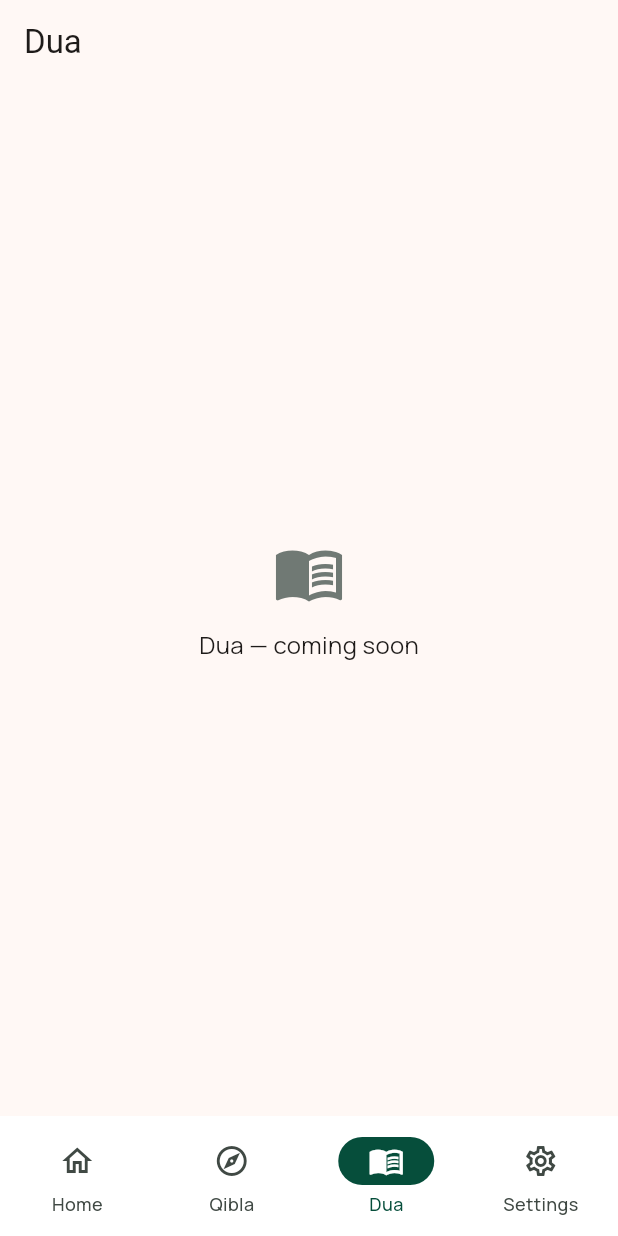
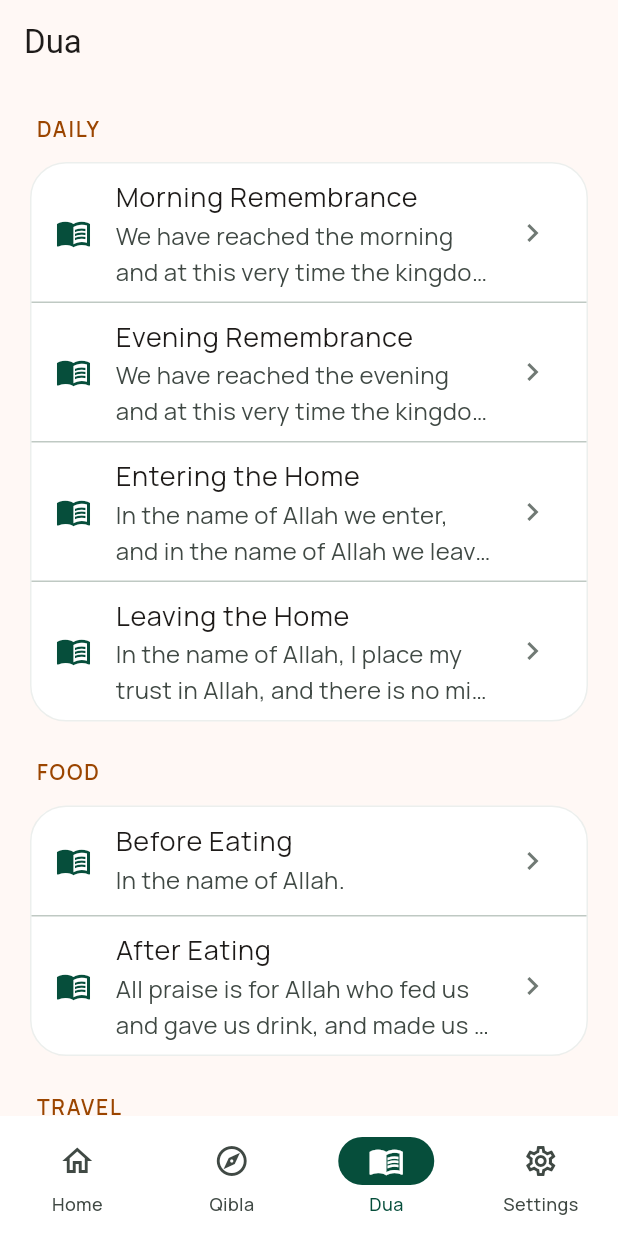
Before and after one commit to mosfeqanik/salate_time, a Flutter app: the AppShell screen opened by its route, item 3 of the bottom bar chosen, on a phone screen of 412 x 824 dp. Run offline on Flutter 3.47's test engine with Material 3 defaults, Android fonts, the light colour scheme and no system bars; our stand-ins replace dio, go_router, google_fonts, shared_preferences; accounts and stored records are empty; network calls fail.

Commit message:
feat(dua): add dua list and detail screens with model integration

````diff
--- /dev/null
+++ b/lib/features/auth/data/models/unsubscribe_response.dart
@@ -0,0 +1,99 @@
+/// Parsed payload from `POST unsubscribe.php`.
+///
+/// Mirrors the shape documented by the user's sample response:
+/// ```
+/// {
+///   "success": true,
+///   "subscriberId": "tel:8801676667735",
+///   "action": "0",
+///   "version": "1.0",
+///   "statusCode": "S1000",
+///   "statusDetail": "Success",
+///   "subscriptionStatus": "UNREGISTERED",
+///   "rawResponse": "{...}"
+/// }
+/// ```
+///
+/// Doubles as both DTO and UI-facing entity (v1 skips a separate domain
+/// layer — see docs/architecture.md).
+class UnsubscribeResponse {
+  const UnsubscribeResponse({
+    this.success,
+    this.subscriberId,
+    this.action,
+    this.version,
+    this.statusCode,
+    this.statusDetail,
+    this.subscriptionStatus,
+    this.rawResponse,
+  });
+
+  /// Whether the server accepted the unsubscribe request. Parsed
+  /// tolerantly: PHP backends commonly serialize booleans as `1`/`0`
+  /// rather than `true`/`false`, so accept either.
+  final bool? success;
+
+  /// Subscriber id the backend keyed the unsubscribe to
+  /// (e.g. `"tel:8801676667735"`).
+  final String? subscriberId;
+
+  /// Server-reported action code (e.g. `"0"` for unsubscribe).
+  final String? action;
+
+  /// Backend API version reported in the response.
+  final String? version;
+
+  /// Application-defined status code. `"S1000"` means success; other
+  /// values are failures. Use [isSuccess] rather than checking the
+  /// field directly.
+  final String? statusCode;
+
+  /// Long-form status description (e.g. `"Success"` on S1000, or the
+  /// error message on an E* code).
+  final String? statusDetail;
+
+  /// Subscription lifecycle state after the unsubscribe
+  /// (e.g. `"UNREGISTERED"`).
+  final String? subscriptionStatus;
+
+  /// Server's raw response string (often a nested JSON blob as a string).
+  final String? rawResponse;
+
+  /// `true` only when the backend reports `statusCode == "S1000"`. Single
+  /// source of truth for "unsubscribe succeeded" — call sites should not
+  /// check the field directly. Use the getter, not the raw field.
+  bool get isSuccess => statusCode == 'S1000';
+
+  /// Returns the persisted phone number form: [subscriberId] with any
+  /// leading `"tel:"` prefix removed. Returns `null` when no subscriberId
+  /// is present.
+  String? get persistedPhoneNumber {
+    final id = subscriberId;
+    if (id == null) return null;
+    return id.startsWith('tel:') ? id.substring(4) : id;
+  }
+
+  factory UnsubscribeResponse.fromJson(Map<String, dynamic> json) {
+    return UnsubscribeResponse(
+      success: _parseBool(json['success']),
+      subscriberId: json['subscriberId'] as String?,
+      action: json['action'] as String?,
+      version: json['version'] as String?,
+      statusCode: json['statusCode'] as String?,
+      statusDetail: json['statusDetail'] as String?,
+      subscriptionStatus: json['subscriptionStatus'] as String?,
+      rawResponse: json['rawResponse'] as String?,
+    );
+  }
+
+  static bool? _parseBool(Object? raw) {
+    if (raw is bool) return raw;
+    if (raw is num) return raw != 0;
+    if (raw is String) {
+      final lower = raw.toLowerCase();
+      if (lower == 'true' || lower == '1') return true;
+      if (lower == 'false' || lower == '0') return false;
+    }
+    return null;
+  }
+}
--- a/lib/features/auth/presentation/providers/auth_provider.dart
+++ b/lib/features/auth/presentation/providers/auth_provider.dart
@@ -2,6 +2,7 @@
 
 import '../../data/auth_repository.dart';
 import '../../data/models/send_otp_response.dart';
+import '../../data/models/unsubscribe_response.dart';
 import '../../data/models/verify_otp_response.dart';
 
 enum AuthStatus { unknown, authenticated, unauthenticated }
@@ -50,6 +51,12 @@
   /// (`"S1000"` for success), `statusDetail`, `subscriptionStatus`, and
   /// `subscriberId`.
   VerifyOtpResponse? lastVerifyOtpResponse;
+
+  /// The most recent server response for an `unsubscribe` call (fired
+  /// during logout). `null` until the user logs out for the first time,
+  /// or if the backend was unreachable — in which case local logout still
+  /// succeeds (see [AuthRepository.unsubscribe]).
+  UnsubscribeResponse? lastUnsubscribeResponse;
 
   Future<void> _restore() async {
     final authenticated = await _repository.isAuthenticated();
@@ -145,7 +152,16 @@
   }
 
   Future<void> logout() async {
+    // Tell the backend to unregister this number before clearing local
+    // state. The repository treats this as best-effort: a network failure
+    // returns null and local logout still completes, so the user is never
+    // stranded by a flaky connection.
+    final unsubscribeResult =
+        await _repository.unsubscribe(phoneNumber: phoneNumber ?? '');
+    lastUnsubscribeResponse = unsubscribeResult;
+
     await _repository.logout();
+
     phoneNumber = null;
     pendingPhoneNumber = null;
     loginStep = LoginStep.enterPhone;
--- /dev/null
+++ b/lib/features/dua/data/dua_repository.dart
@@ -0,0 +1,220 @@
+import 'models/dua.dart';
+
+/// Static, in-memory source of duas for the Dua tab.
+///
+/// The list is curated and hardcoded for the first version. Each entry uses
+/// widely-cited wording from Sahih al-Bukhari, Sahih Muslim, Sunan Abi Dawud,
+/// and Riyad as-Salihin. Translations are short and indicative.
+class DuaRepository {
+  const DuaRepository();
+
+  /// All duas in display order, grouped by [Dua.category].
+  List<Dua> getAll() => _duas;
+
+  /// Returns categories that actually have at least one dua, in first-seen
+  /// order. Used to render section headers without showing empty groups.
+  List<String> categories() {
+    final seen = <String>{};
+    final ordered = <String>[];
+    for (final d in _duas) {
+      if (seen.add(d.category)) ordered.add(d.category);
+    }
+    return ordered;
+  }
+
+  /// Filtered by category. Empty string returns everything.
+  List<Dua> byCategory(String category) =>
+      _duas.where((d) => d.category == category).toList(growable: false);
+
+  static const _duas = <Dua>[
+    // ---------------- Daily ----------------
+    Dua(
+      id: 'morning_1',
+      title: 'Morning Remembrance',
+      category: DuaCategory.daily,
+      arabic:
+          'أَصْبَحْنَا وَأَصْبَحَ الْمُلْكُ لِلَّهِ، وَالْحَمْدُ لِلَّهِ، لَا إِلَٰهَ إِلَّا اللَّهُ وَحْدَهُ لَا شَرِيكَ لَهُ',
+      transliteration:
+          "Asbahna wa asbahal-mulku lillahi, wal-hamdu lillahi, la ilaha illallahu wahdahu la sharika lah.",
+      translation:
+          'We have reached the morning and at this very time the kingdom belongs to Allah. All praise is for Allah. None has the right to be worshipped except Allah alone, with no partner.',
+      reference: 'Sahih Muslim 2723',
+    ),
+    Dua(
+      id: 'evening_1',
+      title: 'Evening Remembrance',
+      category: DuaCategory.daily,
+      arabic:
+          'أَمْسَيْنَا وَأَمْسَى الْمُلْكُ لِلَّهِ، وَالْحَمْدُ لِلَّهِ، لَا إِلَٰهَ إِلَّا اللَّهُ وَحْدَهُ لَا شَرِيكَ لَهُ',
+      transliteration:
+          "Amsayna wa amsal-mulku lillahi, wal-hamdu lillahi, la ilaha illallahu wahdahu la sharika lah.",
+      translation:
+          'We have reached the evening and at this very time the kingdom belongs to Allah. All praise is for Allah. None has the right to be worshipped except Allah alone, with no partner.',
+      reference: 'Sahih Muslim 2723',
+    ),
+    Dua(
+      id: 'entering_home',
+      title: 'Entering the Home',
+      category: DuaCategory.daily,
+      arabic: 'بِسْمِ اللَّهِ وَلَجْنَا، وَبِسْمِ اللَّهِ خَرَجْنَا، وَعَلَى اللَّهِ رَبِّنَا تَوَكَّلْنَا',
+      transliteration:
+          "Bismillahi walajna, wa bismillahi kharajna, wa 'alallahi rabbina tawakkalna.",
+      translation:
+          "In the name of Allah we enter, and in the name of Allah we leave, and upon Allah, our Lord, we place our trust.",
+      reference: 'Sunan Abi Dawud 5095',
+    ),
+    Dua(
+      id: 'leaving_home',
+      title: 'Leaving the Home',
+      category: DuaCategory.daily,
+      arabic:
+          'بِسْمِ اللَّهِ، تَوَكَّلْتُ عَلَى اللَّهِ، وَلَا حَوْلَ وَلَا قُوَّةَ إِلَّا بِاللَّهِ',
+      transliteration:
+          "Bismillahi, tawakkaltu 'alallahi, wa la hawla wa la quwwata illa billah.",
+      translation:
+          'In the name of Allah, I place my trust in Allah, and there is no might nor power except with Allah.',
+      reference: 'Sunan Abi Dawud 5095',
+    ),
+
+    // ---------------- Food ----------------
+    Dua(
+      id: 'before_eating',
+      title: 'Before Eating',
+      category: DuaCategory.food,
+      arabic: 'بِسْمِ اللَّهِ',
+      transliteration: 'Bismillah.',
+      translation: 'In the name of Allah.',
+      reference: 'Sahih al-Bukhari 5374',
+    ),
+    Dua(
+      id: 'after_eating',
+      title: 'After Eating',
+      category: DuaCategory.food,
+      arabic:
+          'الْحَمْدُ لِلَّهِ الَّذِي أَطْعَمَنَا وَسَقَانَا وَجَعَلَنَا مُسْلِمِينَ',
+      transliteration:
+          "Alhamdulillahil-ladhi at'ama wa saqana wa ja'alana muslimin.",
+      translation:
+          'All praise is for Allah who fed us and gave us drink, and made us Muslims.',
+      reference: 'Sunan Abi Dawud 3850',
+    ),
+
+    // ---------------- Travel ----------------
+    Dua(
+      id: 'travel_1',
+      title: 'Setting Out on a Journey',
+      category: DuaCategory.travel,
+      arabic:
+          'سُبْحَانَ الَّذِي سَخَّرَ لَنَا هَٰذَا وَمَا كُنَّا لَهُ مُقْرِنِينَ',
+      transliteration:
+          "Subhanal-ladhi sakhkhara lana hadha wa ma kunna lahu muqrinin.",
+      translation:
+          'Glory to Him who has subjected this to us, and we could never have it (by our efforts).',
+      reference: 'Sahih Muslim 1342',
+    ),
+    Dua(
+      id: 'travel_2',
+      title: 'Returning from a Journey',
+      category: DuaCategory.travel,
+      arabic:
+          'آيِبُونَ تَائِبُونَ عَابِدُونَ لِرَبِّنَا حَامِدُونَ',
+      transliteration:
+          "A'ibuna ta'ibuna 'abiduna li-rabbina hamidun.",
+      translation:
+          'We are returning, repenting, worshipping, and praising our Lord.',
+      reference: 'Sahih al-Bukhari 1797',
+    ),
+
+    // ---------------- Sleep ----------------
+    Dua(
+      id: 'before_sleep',
+      title: 'Before Sleep',
+      category: DuaCategory.sleep,
+      arabic:
+          'بِاسْمِكَ اللَّهُمَّ أَمُوتُ وَأَحْيَا',
+      transliteration: "Bismika Allahumma amutu wa ahya.",
+      translation: 'In Your name, O Allah, I die and I live.',
+      reference: 'Sahih al-Bukhari 6324',
+    ),
+    Dua(
+      id: 'waking_up',
+      title: 'Upon Waking',
+      category: DuaCategory.sleep,
+      arabic: 'الْحَمْدُ لِلَّهِ الَّذِي أَحْيَانَا بَعْدَ مَا أَمَاتَنَا وَإِلَيْهِ النُّشُورُ',
+      transliteration:
+          "Alhamdulillahil-ladhi ahyana ba'da ma amatana wa ilayhin-nushur.",
+      translation:
+          'All praise is for Allah who gave us life after He caused us to die, and to Him is the return.',
+      reference: 'Sahih al-Bukhari 6314',
+    ),
+
+    // ---------------- Prayer ----------------
+    Dua(
+      id: 'entering_prayer',
+      title: 'Entering the Prayer (Takbir)',
+      category: DuaCategory.prayer,
+      arabic: 'اللَّهُ أَكْبَرُ',
+      transliteration: 'Allahu Akbar.',
+      translation: 'Allah is the Greatest.',
+      reference: 'Sahih al-Bukhari 304',
+    ),
+    Dua(
+      id: 'between_sujood',
+      title: 'Between the Two Prostrations',
+      category: DuaCategory.prayer,
+      arabic: 'رَبِّ اغْفِرْ لِي',
+      transliteration: "Rabbigfir li.",
+      translation: 'My Lord, forgive me.',
+      reference: 'Sahih al-Bukhari 817',
+    ),
+
+    // ---------------- Hardship & Anxiety ----------------
+    Dua(
+      id: 'anxiety_1',
+      title: 'In Times of Anxiety',
+      category: DuaCategory.distress,
+      arabic:
+          'لَا إِلَٰهَ إِلَّا اللَّهُ الْعَظِيمُ الْحَلِيمُ، لَا إِلَٰهَ إِلَّا اللَّهُ رَبُّ الْعَرْشِ الْعَظِيمِ، لَا إِلَٰهَ إِلَّا اللَّهُ رَبُّ السَّمَاوَاتِ وَرَبُّ الْأَرْضِ',
+      transliteration:
+          "La ilaha illallahul-'Azimul-Halim, la ilaha illallahu Rabbul-'Arshil-'Azim, la ilaha illallahu Rabbus-samawati wa Rabbul-ard.",
+      translation:
+          'None has the right to be worshipped except Allah, the Mighty, the Forbearing. None has the right to be worshipped except Allah, Lord of the Mighty Throne. None has the right to be worshipped except Allah, Lord of the heavens and Lord of the earth.',
+      reference: 'Sahih al-Bukhari 6345',
+    ),
+    Dua(
+      id: 'distress_1',
+      title: 'In Times of Distress',
+      category: DuaCategory.distress,
+      arabic:
+          'لَا إِلَٰهَ إِلَّا أَنْتَ سُبْحَانَكَ إِنِّي كُنْتُ مِنَ الظَّالِمِينَ',
+      transliteration:
+          "La ilaha illa anta subhanaka inni kuntu minaz-zalimin.",
+      translation:
+          'There is no deity except You; glory be to You. Indeed, I have been of the wrongdoers.',
+      reference: 'Sunan Abi Dawud 5085 (Du\'a of Yunus)',
+    ),
+
+    // ---------------- Forgiveness ----------------
+    Dua(
+      id: 'forgiveness_seeker',
+      title: "Sayyidul Istighfar",
+      category: DuaCategory.forgiveness,
+      arabic:
+          'اللَّهُمَّ أَنْتَ رَبِّي لَا إِلَٰهَ إِلَّا أَنْتَ، خَلَقْتَنِي وَأَنَا عَبْدُكَ، وَأَنَا عَلَىٰ عَهْدِكَ وَوَعْدِكَ مَا اسْتَطَعْتُ، أَعُوذُ بِكَ مِنْ شَرِّ مَا صَنَعْتُ، أَبُوءُ لَكَ بِنِعْمَتِكَ عَلَيَّ، وَأَبُوءُ بِذَنْبِي فَاغْفِرْ لِي فَإِنَّهُ لَا يَغْفِرُ الذُّنُوبَ إِلَّا أَنْتَ',
+      transliteration:
+          "Allahumma anta Rabbi la ilaha illa anta, khalaqtani wa ana 'abduka, wa ana 'ala 'ahdika wa wa'dika mastata'tu, a'udhu bika min sharri ma sana'tu, abu'u laka bi ni'matika 'alayya, wa abu'u bi dhanbi faghfir li, fa innahu la yaghfirudh-dhunuba illa anta.",
+      translation:
+          'O Allah, You are my Lord, none has the right to be worshipped except You. You created me and I am Your servant, and I am keeping my promise and covenant with You as much as I can. I seek refuge in You from the evil of what I have done. I acknowledge before You Your favor upon me, and I acknowledge my sin, so forgive me, for none forgives sins except You.',
+      reference: 'Sahih al-Bukhari 6306',
+    ),
+    Dua(
+      id: 'forgiveness_simple',
+      title: 'A Short Forgiveness',
+      category: DuaCategory.forgiveness,
+      arabic: 'أَسْتَغْفِرُ اللَّهَ',
+      transliteration: 'Astaghfirullah.',
+      translation: 'I seek the forgiveness of Allah.',
+      reference: 'Sahih al-Bukhari 6307',
+    ),
+  ];
+}
--- /dev/null
+++ b/lib/features/dua/data/models/dua.dart
@@ -0,0 +1,49 @@
+/// A single supplication (du'a) shown in the Dua tab.
+///
+/// Fields are intentionally simple — the list is hardcoded for v1, but the
+/// shape mirrors what a future JSON/API-backed source would return.
+class Dua {
+  const Dua({
+    required this.id,
+    required this.title,
+    required this.category,
+    required this.arabic,
+    required this.transliteration,
+    required this.translation,
+    required this.reference,
+  });
+
+  /// Stable identifier used as a list key and for deep-linking later.
+  final String id;
+
+  /// Short English title shown in lists, e.g. "Before Eating".
+  final String title;
+
+  /// Group label, e.g. "Daily", "Food", "Travel". Used to section the list.
+  final String category;
+
+  /// Arabic text of the du'a.
+  final String arabic;
+
+  /// Latin-script transliteration for non-Arabic readers.
+  final String transliteration;
+
+  /// English meaning.
+  final String translation;
+
+  /// Source citation, e.g. "Sahih al-Bukhari 5374".
+  final String reference;
+}
+
+/// Categories used to group duas in the list view.
+class DuaCategory {
+  const DuaCategory._();
+
+  static const daily = 'Daily';
+  static const food = 'Food';
+  static const travel = 'Travel';
+  static const sleep = 'Sleep';
+  static const prayer = 'Prayer';
+  static const distress = 'Hardship & Anxiety';
+  static const forgiveness = 'Forgiveness';
+}
--- /dev/null
+++ b/lib/features/dua/presentation/screens/dua_list_screen.dart
@@ -0,0 +1,133 @@
+import 'package:flutter/material.dart';
+
+import '../../../../core/theme/app_radius.dart';
+import '../../../../core/theme/app_spacing.dart';
+import '../../data/dua_repository.dart';
+import '../../data/models/dua.dart';
+import 'dua_detail_screen.dart';
+
+/// The Dua tab: a sectioned list of duas grouped by category. Tapping a row
+/// pushes [DuaDetailScreen] for the full Arabic, transliteration, and
+/// translation.
+class DuaListScreen extends StatelessWidget {
+  const DuaListScreen({super.key});
+
+  static const _repository = DuaRepository();
+
+  @override
+  Widget build(BuildContext context) {
+    final scheme = Theme.of(context).colorScheme;
+    final textTheme = Theme.of(context).textTheme;
+    final categories = _repository.categories();
+
+    return Scaffold(
+      appBar: AppBar(title: const Text('Dua')),
+      body: SafeArea(
+        child: ListView.builder(
+          padding: const EdgeInsets.all(AppSpacing.gutter),
+          itemCount: categories.length,
+          itemBuilder: (context, index) {
+            final category = categories[index];
+            final duas = _repository.byCategory(category);
+            return _CategorySection(
+              category: category,
+              duas: duas,
+              scheme: scheme,
+              textTheme: textTheme,
+            );
+          },
+        ),
+      ),
+    );
+  }
+}
+
+class _CategorySection extends StatelessWidget {
+  const _CategorySection({
+    required this.category,
+    required this.duas,
+    required this.scheme,
+    required this.textTheme,
+  });
+
+  final String category;
+  final List<Dua> duas;
+  final ColorScheme scheme;
+  final TextTheme textTheme;
+
+  @override
+  Widget build(BuildContext context) {
+    return Padding(
+      padding: const EdgeInsets.only(bottom: AppSpacing.md),
+      child: Column(
+        crossAxisAlignment: CrossAxisAlignment.start,
+        children: [
+          Padding(
+            padding: const EdgeInsets.fromLTRB(
+              AppSpacing.xs,
+              0,
+              AppSpacing.xs,
+              AppSpacing.sm,
+            ),
+            child: Text(
+              category.toUpperCase(),
+              style: textTheme.labelLarge?.copyWith(
+                color: scheme.secondary,
+                letterSpacing: 1.2,
+              ),
+            ),
+          ),
+          Container(
+            decoration: BoxDecoration(
+              color: scheme.surfaceContainerLowest,
+              borderRadius: AppRadius.cardRadius,
+              border: Border.all(
+                color: scheme.outlineVariant.withValues(alpha: 0.3),
+              ),
+            ),
+            child: Column(
+              children: [
+                for (var i = 0; i < duas.length; i++) ...[
+                  if (i > 0) const Divider(height: 1),
+                  _DuaTile(dua: duas[i], scheme: scheme, textTheme: textTheme),
+                ],
+              ],
+            ),
+          ),
+        ],
+      ),
+    );
+  }
+}
+
+class _DuaTile extends StatelessWidget {
+  const _DuaTile({
+    required this.dua,
+    required this.scheme,
+    required this.textTheme,
+  });
+
+  final Dua dua;
+  final ColorScheme scheme;
+  final TextTheme textTheme;
+
+  @override
+  Widget build(BuildContext context) {
+    return ListTile(
+      leading: Icon(Icons.menu_book_outlined, color: scheme.primaryContainer),
+      title: Text(dua.title, style: textTheme.bodyLarge),
+      subtitle: Text(
+        dua.translation,
+        maxLines: 2,
+        overflow: TextOverflow.ellipsis,
+        style: textTheme.bodyMedium?.copyWith(color: scheme.onSurfaceVariant),
+      ),
+      trailing: Icon(Icons.chevron_right, color: scheme.outline),
+      onTap: () => Navigator.of(context).push(
+        MaterialPageRoute<void>(
+          builder: (_) => DuaDetailScreen(dua: dua),
+        ),
+      ),
+    );
+  }
+}
--- a/lib/features/shell/presentation/screens/app_shell.dart
+++ b/lib/features/shell/presentation/screens/app_shell.dart
@@ -1,5 +1,6 @@
 import 'package:flutter/material.dart';
 
+import '../../../dua/presentation/screens/dua_list_screen.dart';
 import '../../../prayer_times/presentation/screens/home_screen.dart';
 import '../../../settings/presentation/screens/settings_screen.dart';
 import '../widgets/coming_soon_tab.dart';
@@ -23,7 +24,7 @@
   static const _tabs = [
     HomeTab(),
     ComingSoonTab(title: 'Qibla', icon: Icons.explore),
-    ComingSoonTab(title: 'Dua', icon: Icons.menu_book),
+    DuaListScreen(),
     SettingsScreen(),
   ];
 
````
Also changed, not shown: lib/features/auth/data/auth_api_client.dart (+16 -3 lines), lib/features/auth/data/auth_repository.dart (+17 -0 lines), lib/features/dua/presentation/screens/dua_detail_screen.dart (added, +136 -0 lines), lib/features/settings/presentation/screens/settings_screen.dart (+11 -3 lines), lib/features/splash/presentation/screens/splash_screen.dart (+0 -8 lines), 2 other files.
